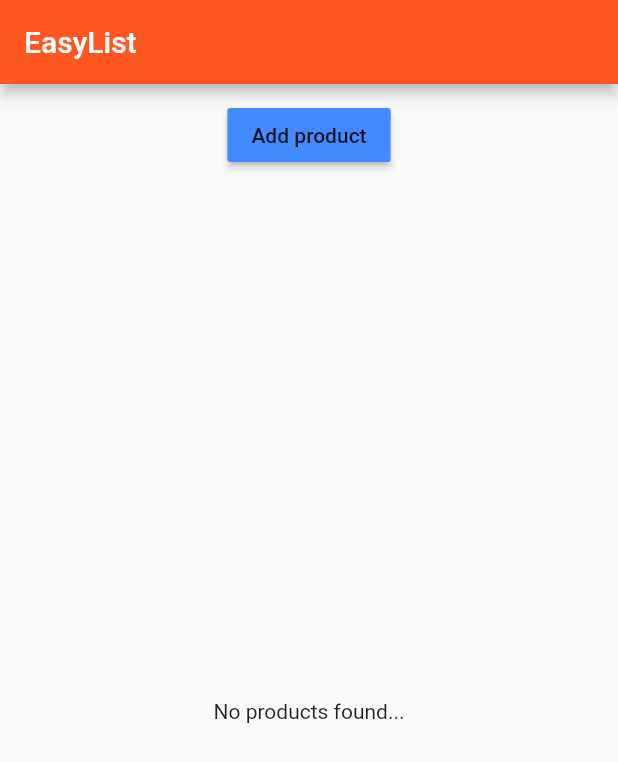
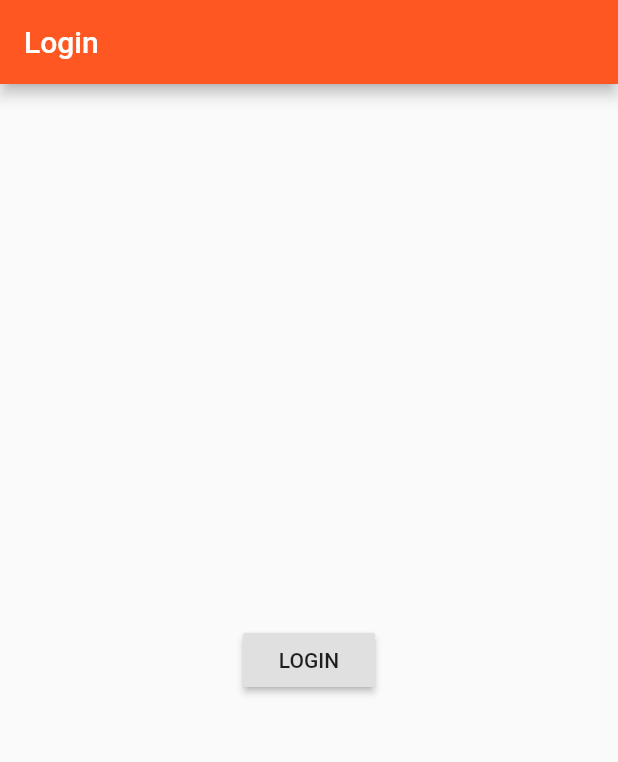
Before and after one commit to blkfltchr/learnflutterdart, a Flutter app: the screen it shows after launch, on a phone screen of 412 x 824 dp. Shown: the top 762 px of the screen. Run offline on Flutter 3.47's test engine with Material 2 defaults, Android fonts, the phone set to English and light mode, and no system bars.

Commit message:
Added dummy login page

```diff
--- a/my_flutter_app/lib/main.dart
+++ b/my_flutter_app/lib/main.dart
@@ -1,6 +1,6 @@
 import 'package:flutter/material.dart';
 
-import './pages/home.dart';
+import './pages/auth.dart';
 
 void main() {
   runApp(MyApp());
@@ -14,7 +14,7 @@ class MyApp extends StatelessWidget {
           brightness: Brightness.light,
           primarySwatch: Colors.deepOrange,
           accentColor: Colors.blueAccent),
-      home: HomePage(),
+      home: AuthPage(),
     );
   }
 }
--- /dev/null
+++ b/my_flutter_app/lib/pages/auth.dart
@@ -0,0 +1,25 @@
+import 'package:flutter/material.dart';
+
+import './products.dart';
+
+class AuthPage extends StatelessWidget {
+  @override
+  Widget build(BuildContext context) {
+    return Scaffold(
+        appBar: AppBar(
+          title: Text('Login'),
+        ),
+        body: Center(
+          child: RaisedButton(
+            child: Text('LOGIN'),
+            onPressed: () {
+              Navigator.pushReplacement(
+                context,
+                MaterialPageRoute(
+                    builder: (BuildContext context) => ProductsPage()),
+              );
+            },
+          ),
+        ));
+  }
+}
--- a/my_flutter_app/lib/pages/home.dart
+++ b/my_flutter_app/lib/pages/products.dart
@@ -2,7 +2,7 @@ import 'package:flutter/material.dart';
 
 import '../product_manager.dart';
 
-class HomePage extends StatelessWidget {
+class ProductsPage extends StatelessWidget {
   @override
   Widget build(BuildContext context) {
     return Scaffold(
```
